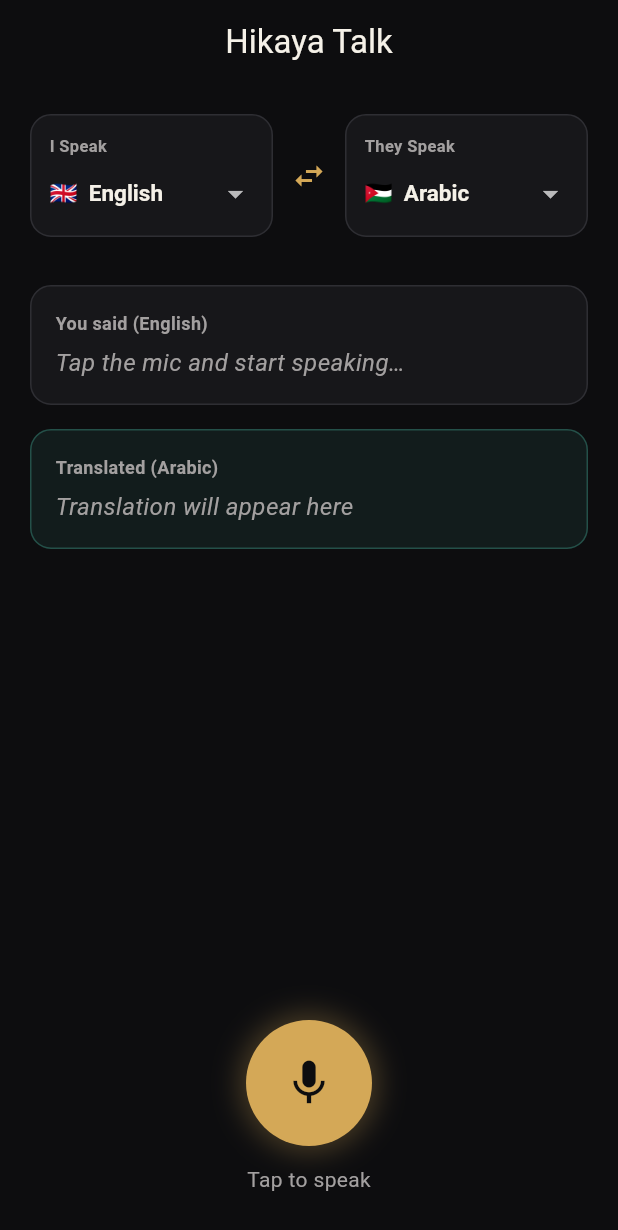
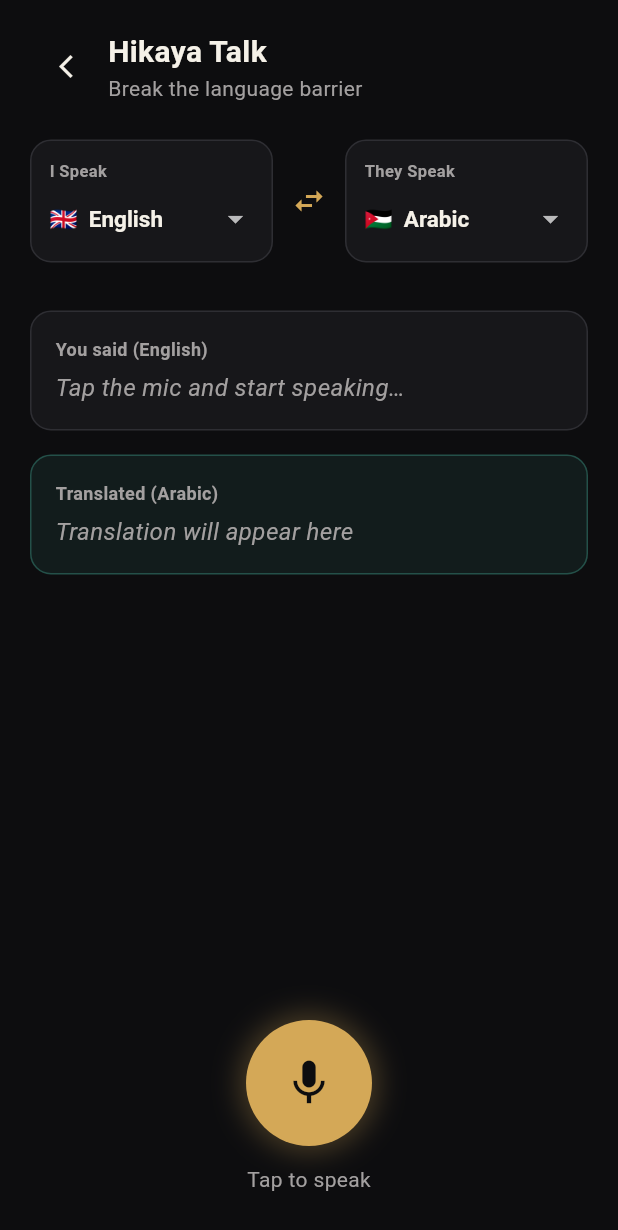
Before and after one commit to heshamYehya19/Hikaya-JO, a Flutter app: the HikayaTalkScreen screen opened by its route, on a phone screen of 412 x 824 dp. Shown: the top 1230 px of the screen. Run offline on Flutter 3.47's test engine with Material 3 defaults, Android fonts, the phone set to English and light mode, and no system bars; our stand-ins replace cloud_firestore, connectivity_plus, firebase_auth, firebase_core, firebase_storage, flutter_dotenv and 9 more; accounts and stored records are empty.

Commit message:
UI enhanced (hikaya talk screen)

```diff
--- a/lib/features/hikaya_talk/hikaya_talk_screen.dart
+++ b/lib/features/hikaya_talk/hikaya_talk_screen.dart
@@ -5,6 +5,7 @@
 import 'package:speech_to_text/speech_to_text.dart' as stt;
 import 'package:flutter_tts/flutter_tts.dart';
 import '../../core/theme/colors.dart';
+import '../../core/theme/typography.dart';
 import '../../core/localization/app_locale.dart';
 import '../../providers/translation_provider.dart';
 import '../../models/talk_language.dart';
@@ -131,11 +132,17 @@
         if (e.toString().contains('503') || e.toString().contains('UNAVAILABLE')) {
           _translatedText = AppLocale.of(context).t('talk_service_busy');
         } else {
-          _translatedText = 'RAW ERROR: $e';
+          _translatedText = "Couldn't translate that — please try again";
         }
         _isTranslating = false;
       });
     }
+  }
+
+  Future<void> _replay() async {
+    if (_translatedText.isEmpty) return;
+    await _tts.setLanguage(_theirLanguage.ttsLocale);
+    await _tts.speak(_translatedText);
   }
 
   void _swapLanguages() {
@@ -161,12 +168,32 @@
 
     return Scaffold(
       backgroundColor: AppColors.background,
-      appBar: AppBar(title: Text(t('talk_title'))),
       body: SafeArea(
         child: Padding(
           padding: const EdgeInsets.all(20),
           child: Column(
             children: [
+              Row(
+                children: [
+                  IconButton(
+                    onPressed: () => Navigator.of(context).maybePop(),
+                    icon: const Icon(Icons.arrow_back_ios_new, color: AppColors.textPrimary, size: 18),
+                    padding: EdgeInsets.zero,
+                  ),
+                  const SizedBox(width: 4),
+                  Expanded(
+                    child: Column(
+                      crossAxisAlignment: CrossAxisAlignment.start,
+                      children: [
+                        Text(t('talk_title'), style: AppTypography.headline2.copyWith(fontSize: 20)),
+                        const Text('Break the language barrier', style: AppTypography.bodySecondary),
+                      ],
+                    ),
+                  ),
+                ],
+              ),
+              const SizedBox(height: 24),
+
               // Language selectors: "I Speak" / "They Speak"
               Row(
                 children: [
@@ -216,6 +243,7 @@
                     : (_translatedText.isEmpty ? t('talk_translation_placeholder') : _translatedText),
                 isPlaceholder: _translatedText.isEmpty && !_isTranslating,
                 accent: true,
+                onReplay: _translatedText.isEmpty || _isTranslating ? null : _replay,
               ),
 
               const Spacer(),
@@ -263,12 +291,14 @@
   final String text;
   final bool isPlaceholder;
   final bool accent;
+  final VoidCallback? onReplay;
 
   const _TranscriptCard({
     required this.label,
     required this.text,
     required this.isPlaceholder,
     this.accent = false,
+    this.onReplay,
   });
 
   @override
@@ -284,7 +314,17 @@
       child: Column(
         crossAxisAlignment: CrossAxisAlignment.start,
         children: [
-          Text(label, style: TextStyle(fontSize: 12, color: AppColors.textSecondary, fontWeight: FontWeight.w600)),
+          Row(
+            mainAxisAlignment: MainAxisAlignment.spaceBetween,
+            children: [
+              Text(label, style: TextStyle(fontSize: 12, color: AppColors.textSecondary, fontWeight: FontWeight.w600)),
+              if (onReplay != null)
+                GestureDetector(
+                  onTap: onReplay,
+                  child: const Icon(Icons.volume_up_rounded, size: 18, color: AppColors.teal),
+                ),
+            ],
+          ),
           const SizedBox(height: 6),
           Text(
             text,
```
